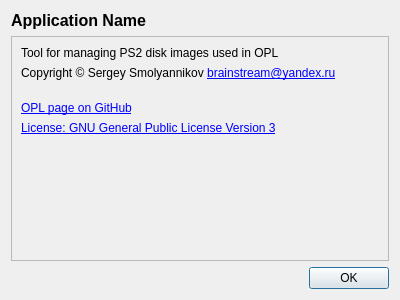
The window that src/AboutDialog.ui (brainstream/OPL-PC-Tools) describes before a commit, drawn with Qt 5.
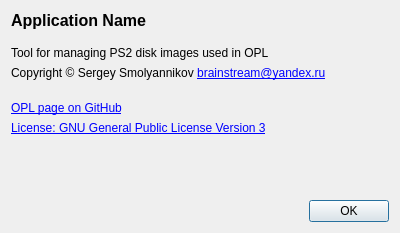
The same window after the commit.

The edit to the form file:
```diff
--- a/src/AboutDialog.ui
+++ b/src/AboutDialog.ui
@@ -7,7 +7,7 @@
     <x>0</x>
     <y>0</y>
     <width>400</width>
-    <height>300</height>
+    <height>233</height>
    </rect>
   </property>
   <property name="windowTitle">
@@ -33,6 +33,9 @@
    </item>
    <item>
     <widget class="QScrollArea" name="scrollArea">
+     <property name="frameShape">
+      <enum>QFrame::NoFrame</enum>
+     </property>
      <property name="widgetResizable">
       <bool>true</bool>
      </property>
@@ -41,11 +44,23 @@
        <rect>
         <x>0</x>
         <y>0</y>
-        <width>380</width>
-        <height>219</height>
+        <width>382</width>
+        <height>162</height>
        </rect>
       </property>
       <layout class="QVBoxLayout" name="verticalLayout_2">
+       <property name="leftMargin">
+        <number>0</number>
+       </property>
+       <property name="topMargin">
+        <number>10</number>
+       </property>
+       <property name="rightMargin">
+        <number>0</number>
+       </property>
+       <property name="bottomMargin">
+        <number>0</number>
+       </property>
        <item>
         <widget class="QLabel" name="label">
          <property name="text">
```
Left out of the diff: 2 changed lines with no effect on the pictures.
